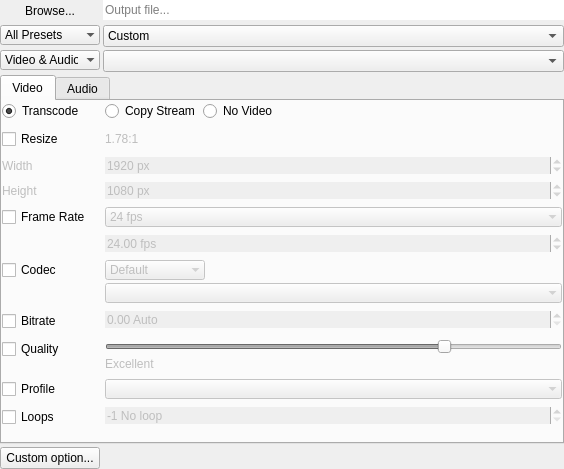
RxLaboratory/DuME, file DuFFMpeg/outputwidget.ui: the form before one commit.
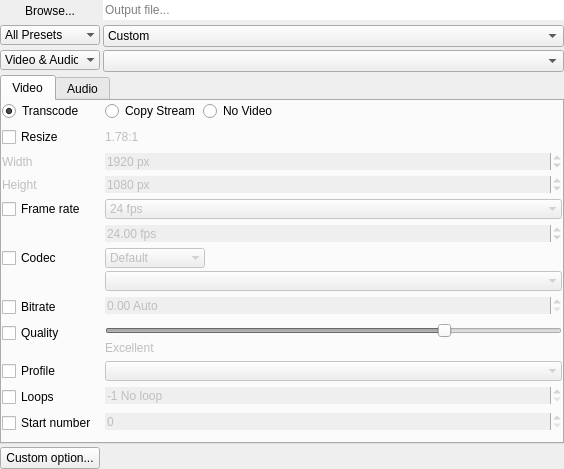
The form after the commit. The open tabs and pages were chosen to show the change.

The edit to the form file:
```diff
--- a/DuFFMpeg/outputwidget.ui
+++ b/DuFFMpeg/outputwidget.ui
@@ -507,7 +507,7 @@
                  </size>
                 </property>
                 <property name="text">
-                 <string>Frame Rate</string>
+                 <string>Frame rate</string>
                 </property>
                </widget>
               </item>
@@ -913,6 +913,47 @@
                 </property>
                </widget>
               </item>
+              <item row="10" column="0">
+               <widget class="QCheckBox" name="startNumberButton">
+                <property name="minimumSize">
+                 <size>
+                  <width>100</width>
+                  <height>0</height>
+                 </size>
+                </property>
+                <property name="maximumSize">
+                 <size>
+                  <width>100</width>
+                  <height>16777215</height>
+                 </size>
+                </property>
+                <property name="text">
+                 <string>Start number</string>
+                </property>
+               </widget>
+              </item>
+              <item row="10" column="1">
+               <widget class="QSpinBox" name="startNumberEdit">
+                <property name="enabled">
+                 <bool>false</bool>
+                </property>
+                <property name="frame">
+                 <bool>false</bool>
+                </property>
+                <property name="suffix">
+                 <string/>
+                </property>
+                <property name="minimum">
+                 <number>0</number>
+                </property>
+                <property name="maximum">
+                 <number>999999</number>
+                </property>
+                <property name="value">
+                 <number>0</number>
+                </property>
+               </widget>
+              </item>
              </layout>
             </widget>
            </item>
```
Left out of the diff: 2 changed lines with no effect on the pictures.
